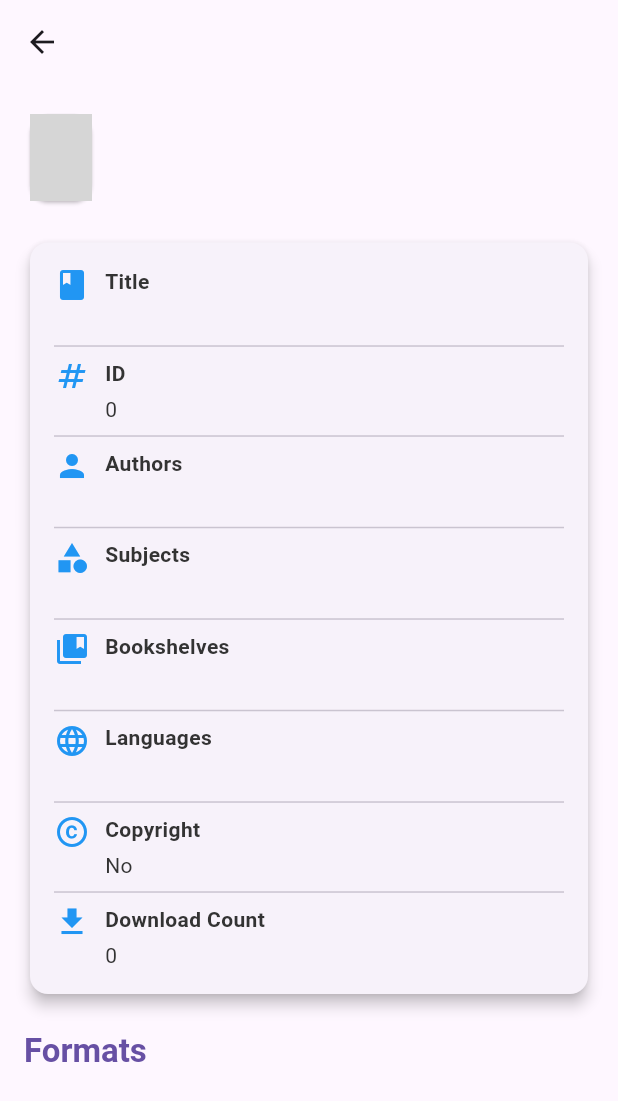
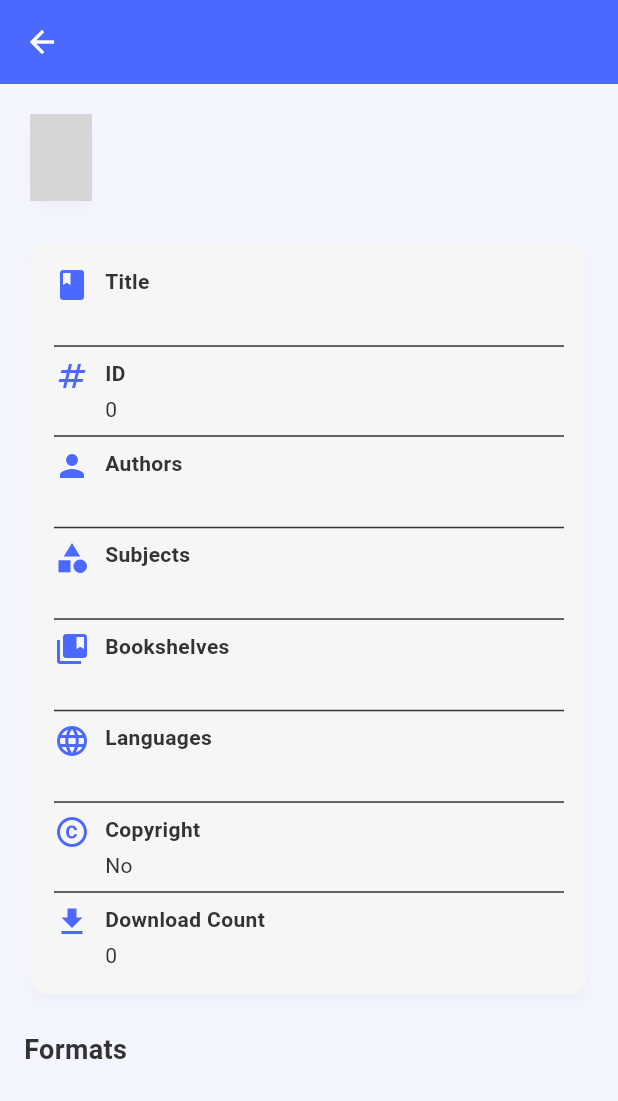
Before and after one commit to gautamraj5488/Book_Browse, a Flutter app: the BookDetailScreen screen opened directly with empty values, on a phone screen of 412 x 824 dp. Shown: the top 1101 px of the screen. Run offline on Flutter 3.47's test engine with Material 3 defaults, Android fonts, the phone set to English and light mode, and no system bars; our stand-ins replace cached_network_image, flutter_cache_manager, shimmer; network calls fail; grey boxes are pictures that could not be loaded.

Commit message:
added the search function and added some UI Colors

```diff
--- a/lib/main.dart
+++ b/lib/main.dart
@@ -13,8 +13,8 @@ class MyApp extends StatelessWidget {
     return MaterialApp(
       debugShowCheckedModeBanner: false,
       title: 'BookBrowse',
-      theme: ThemeData.light(),
-      darkTheme: ThemeData.dark(),
+      theme: AppTheme.lightTheme(context),
+      darkTheme: AppTheme.darkTheme(context),
       themeMode: ThemeMode.system,
       home: BookListScreen(),
     );
--- a/lib/screens/book_detail_screen.dart
+++ b/lib/screens/book_detail_screen.dart
@@ -1,4 +1,7 @@
+import 'dart:io';
+
 import 'package:book_browse/utils/colors.dart';
+import 'package:book_browse/utils/text_styles.dart';
 import 'package:book_browse/widgets/image_with_placeholder.dart';
 import 'package:flutter/material.dart';
 import 'package:book_browse/models/book.dart';
@@ -33,13 +36,22 @@ class BookDetailScreen extends StatelessWidget {
 
   @override
   Widget build(BuildContext context) {
-    final theme = Theme.of(context); // Move the theme initialization here
 
     final screenWidth = MediaQuery.of(context).size.width;
     final screenHeight = MediaQuery.of(context).size.height;
 
     return Scaffold(
       appBar: AppBar(
+
+         leading: IconButton(
+          icon: Icon(
+            Platform.isIOS ? Icons.arrow_back_ios : Icons.arrow_back,
+            color: AppColors.whiteColor,
+          ),
+          onPressed: () {
+            Navigator.pop(context);
+          },
+        ),
         title: Text(book.title),
       ),
       body: SingleChildScrollView(
@@ -63,25 +75,25 @@ class BookDetailScreen extends StatelessWidget {
                 child: Column(
                   crossAxisAlignment: CrossAxisAlignment.start,
                   children: [
-                    _buildDetailRow(theme, Icons.book, "Title", book.title),
+                    _buildDetailRow(Icons.book, "Title", book.title),
                     const Divider(),
-                    _buildDetailRow(theme, Icons.numbers, "ID", book.id.toString()),
+                    _buildDetailRow(Icons.numbers, "ID", book.id.toString()),
                     const Divider(),
-                    _buildDetailRow(theme, Icons.person, "Authors", book.authors.join(', ')),
+                    _buildDetailRow(Icons.person, "Authors", book.authors.join(', ')),
                     if (book.translators.isNotEmpty) ...[
                       const Divider(),
-                      _buildDetailRow(theme, Icons.translate, "Translators", book.translators.join(', ')),
+                      _buildDetailRow(Icons.translate, "Translators", book.translators.join(', ')),
                     ],
                     const Divider(),
-                    _buildDetailRow(theme, Icons.category, "Subjects", book.subjects.join(', ')),
+                    _buildDetailRow(Icons.category, "Subjects", book.subjects.join(', ')),
                     const Divider(),
-                    _buildDetailRow(theme, Icons.collections_bookmark, "Bookshelves", book.bookshelves.join(', ')),
+                    _buildDetailRow(Icons.collections_bookmark, "Bookshelves", book.bookshelves.join(', ')),
                     const Divider(),
-                    _buildDetailRow(theme, Icons.language, "Languages", book.languages.join(', ')),
+                    _buildDetailRow(Icons.language, "Languages", book.languages.join(', ')),
                     const Divider(),
-                    _buildDetailRow(theme, Icons.copyright, "Copyright", book.copyright ? "Yes" : "No"),
+                    _buildDetailRow(Icons.copyright, "Copyright", book.copyright ? "Yes" : "No"),
                     const Divider(),
-                    _buildDetailRow(theme, Icons.download, "Download Count", book.downloadCount.toString()),
+                    _buildDetailRow(Icons.download, "Download Count", book.downloadCount.toString()),
                   ],
                 ),
               ),
@@ -89,20 +101,17 @@ class BookDetailScreen extends StatelessWidget {
             const SizedBox(height: 20),
             Text(
               "Formats",
-              style: theme.textTheme.titleLarge?.copyWith(fontWeight: FontWeight.bold, color: theme.primaryColor),
+              style: AppTextStyles(context).headingStyle,
             ),
             const SizedBox(height: 10),
             ...book.formats.entries.map((entry) {
               return Card(
-                elevation: 2,
-                margin: const EdgeInsets.symmetric(vertical: 6),
-                shape: RoundedRectangleBorder(borderRadius: BorderRadius.circular(10)),
                 child: ListTile(
-                  leading: const Icon(Icons.link, color: Colors.blueAccent),
+                  leading: Icon(Icons.link, color: AppColors.primaryColor),
                   title: Text(entry.key, style: const TextStyle(fontWeight: FontWeight.bold)),
                   subtitle: Text(entry.value, style: const TextStyle(fontSize: 12)),
                   onTap: () => _launchUrl(context, entry.value),
-                  trailing: const Icon(Icons.open_in_browser, color: Colors.blueAccent),
+                  // trailing: Icon(Icons.open_in_browser, color: AppColors.buttonColor),
                 ),
               );
             }).toList(),
@@ -113,7 +122,7 @@ class BookDetailScreen extends StatelessWidget {
   }
 
   // Pass the theme parameter
-  Widget _buildDetailRow(ThemeData theme, IconData icon, String label, String value) {
+  Widget _buildDetailRow(IconData icon, String label, String value) {
     return Row(
       crossAxisAlignment: CrossAxisAlignment.start,
       children: [
--- a/lib/utils/app_theme.dart
+++ b/lib/utils/app_theme.dart
@@ -1,8 +1,22 @@
 import 'package:flutter/material.dart';
 import 'colors.dart';
-import 'package:book_browse/utils/text_styles.dart'; // Ensure AppTextStyles is correctly imported
+import 'package:book_browse/utils/text_styles.dart';
 
 class AppTheme {
+  // Method to get container decoration for the theme
+  static BoxDecoration get containerDecoration => BoxDecoration(
+    color: AppColors.cardColor,
+    borderRadius: BorderRadius.circular(12),
+    border: Border.all(color: AppColors.borderColor),
+    boxShadow: [
+      BoxShadow(
+        color: AppColors.shadowColor,
+        offset: Offset(0, 4),
+        blurRadius: 4,
+      ),
+    ],
+  );
+
   // Light Theme
   static ThemeData lightTheme(BuildContext context) {
     AppTextStyles textStyles = AppTextStyles(context);
--- a/lib/utils/colors.dart
+++ b/lib/utils/colors.dart
@@ -2,48 +2,78 @@ import 'package:flutter/material.dart';
 
 class AppColors {
   static Color get primaryColor => _getColor(
-      light: const Color(0xFF2196F3), // Lighter Blue for light mode
-      dark: const Color(0xFF90CAF9)); // Lighter Blue for dark mode
+      light: SMAColors.primary, // Primary color
+      dark: SMAColors.accent); // Accent color as the primary alternative in dark mode
   static Color get secondaryColor => _getColor(
-      light: const Color(0xFF03A9F4), // Lighter Cyan for light mode
-      dark: const Color(0xFF81D4FA)); // Lighter Cyan for dark mode
+      light: SMAColors.secondary, // Secondary color
+      dark: SMAColors.secondary); // Same secondary color for dark mode
   static Color get accentColor => _getColor(
-      light: const Color(0xFFFFC107), // Amber for light mode
-      dark: const Color(0xFFFFC107)); // Amber for dark mode
+      light: SMAColors.accent, // Accent color
+      dark: SMAColors.accent); // Same accent color for dark mode
   static Color get backgroundColor => _getColor(
-      light: const Color(0xFFF1F1F1), // Light Gray for light mode
-      dark: const Color(0xFF121212)); // Dark Gray for dark mode
+      light: SMAColors.primaryBackground, // Light mode background
+      dark: SMAColors.dark); // Dark mode background
   static Color get textColor => _getColor(
-      light: const Color(0xFF333333), // Dark Gray for text in light mode
-      dark: const Color(0xFFFFFFFF)); // White text for dark mode
-  static Color get whiteColor => Colors.white;
-  static Color get errorColor => Colors.red;
+      light: SMAColors.textPrimary, // Primary text color for light mode
+      dark: SMAColors.textWhite); // White text for dark mode
+  static Color get whiteColor => SMAColors.white;
+  static Color get errorColor => SMAColors.error;
 
   // App bar and button colors
   static Color get appBarColor => _getColor(
-      light: const Color(0xFF1565C0), // Deep Blue for light mode
-      dark: const Color(0xFF1E3A8A)); // Dark Blue for dark mode
-  static Color get appBarTextColor => Colors.white; // White text for app bar
+      light: SMAColors.primary, // Primary color for light mode app bar
+      dark: SMAColors.dark); // Dark color for dark mode app bar
+  static Color get appBarTextColor => SMAColors.textWhite; // White text for app bar
   static Color get buttonColor => _getColor(
-      light: const Color(0xFF03A9F4), // Cyan (Bright) for light mode
-      dark: const Color(0xFF039BE5)); // Darker Cyan for dark mode
-  static Color get buttonTextColor => Colors.white; // White text for buttons
+      light: SMAColors.buttonPrimary, // Primary button color
+      dark: SMAColors.buttonPrimary); // Same button color for dark mode
+  static Color get buttonTextColor => SMAColors.textWhite; // White text for buttons
 
   // Additional utility colors
   static Color get cardColor => _getColor(
-      light: const Color(0xFFF5F5F5), // Light Gray for cards in light mode
-      dark: const Color(0xFF333333)); // Darker Gray for cards in dark mode
-  static Color get darkCardColor => _getColor(
-      light: const Color(0xFFF5F5F5), // Light Gray for cards in light mode
-      dark: const Color(0xFF333333)); // Darker Gray for cards in dark mode
-  static Color get borderColor => const Color(0xFFBDBDBD); // Gray border color
+      light: SMAColors.lightContainer, // Light container for cards in light mode
+      dark: SMAColors.darkContainer); // Dark container for cards in dark mode
+  static Color get darkCardColor => SMAColors.darkContainer; // Same as dark container
+  static Color get borderColor => SMAColors.borderPrimary; // Primary border color
   static Color get shadowColor => const Color(0x1A000000); // Semi-transparent shadow
-  static Color get successColor => const Color(0xFF388E3C); // Green for success messages
-  static Color get warningColor => const Color(0xFFF57C00); // Orange for warnings
-  static Color get infoColor => const Color(0xFF0288D1); // Blue for informational messages
+  static Color get successColor => SMAColors.success; // Green for success messages
+  static Color get warningColor => SMAColors.warning; // Orange for warnings
+  static Color get infoColor => SMAColors.info; // Blue for informational messages
 
   // Helper method to get color based on theme
   static Color _getColor({required Color light, required Color dark}) {
     return WidgetsBinding.instance.window.platformBrightness == Brightness.dark ? dark : light;
   }
 }
+
+
+class SMAColors{
+  SMAColors._();
+  static const Color primary = Color (0xFF4b68ff);
+  static const Color secondary = Color (0xFFFFE24B);
+  static const Color accent = Color (0xFFb0c7ff);
+  static const Color textPrimary = Color (0xFF333333);
+  static const Color textSecondary = Color (0xFF6C757D);
+  static const Color textWhite = Colors.white;
+  static const Color light = Color (0xFFF6F6F6);
+  static const Color dark = Color (0xFF272727);
+  static const Color primaryBackground = Color (0xFFF3F5FF);
+  static const Color lightContainer = Color (0xFFF6F6F6);
+  static Color darkContainer = SMAColors.white.withOpacity(0.1);
+  static const Color buttonPrimary = Color (0xFF4b68ff);
+  static const Color buttonSecondary = Color (0xFF6C757D);
+  static const Color buttonDisabled = Color (0xFFC4C4C4);
+  static const Color borderPrimary = Color (0xFFD9D9D9);
+  static const Color borderSecondary = Color (0xFFE6E6E6);
+  static const Color error = Color (0xFFD32F2F);
+  static const Color success = Color (0xFF388E3C);
+  static const Color warning = Color (0xFFF57C00);
+  static const Color info = Color (0xFF1976D2);
+  static const Color black = Color (0xFF232323);
+  static const Color darkerGrey = Color (0xFF4F4F4F);
+  static const Color darkGrey = Color (0xFF939393);
+  static const Color grey = Color (0xFFE0E0E0);
+  static const Color softGrey = Color (0xFFF4F4F4);
+  static const Color lightGrey = Color (0xFFF9F9F9);
+  static const Color white = Color (0xFFFFFFFF);
+}
--- a/lib/utils/text_styles.dart
+++ b/lib/utils/text_styles.dart
@@ -4,7 +4,6 @@ import 'colors.dart';
 class AppTextStyles {
   final double screenWidth;
   final double screenHeight;
-
 
   AppTextStyles(BuildContext context)
       : screenWidth = MediaQuery.of(context).size.width,
@@ -33,4 +32,17 @@ class AppTextStyles {
         fontWeight: FontWeight.bold,
         color: AppColors.whiteColor,
       );
+
+  TextStyle get appBarTextStyle => TextStyle(
+        fontSize: 20,
+        fontWeight: FontWeight.w600,
+        color: AppColors.appBarTextColor,
+        letterSpacing: 1.2,
+      );
+  TextStyle get searchBarTextStyle => TextStyle(
+      fontSize: 16,
+      fontWeight: FontWeight.w400,
+      color: AppColors.textColor.withOpacity(0.7),
+    );
+
 }
```
Also changed, not shown: lib/screens/book_list_screen.dart (+101 -69 lines).
